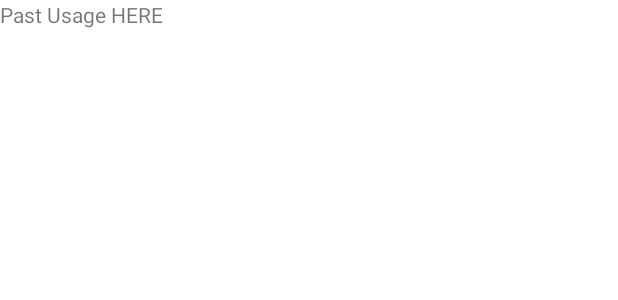
After one commit to jeff-ntl/V-sion, an Android app: the layout fragment_past_usage.xml on its own in the app's theme, with its tools: preview values and no code run, on a phone screen of 412 x 824 dp. The commit adds this screen. Shown: the top 300 px of the screen. Run offline under Robolectric (Android 15) with nearby library versions, the phone set to English and light mode, and no system bars.

```diff
--- /dev/null
+++ b/app/src/main/res/layout/fragment_past_usage.xml
@@ -0,0 +1,14 @@
+<?xml version="1.0" encoding="utf-8"?>
+<FrameLayout xmlns:android="http://schemas.android.com/apk/res/android"
+    xmlns:tools="http://schemas.android.com/tools"
+    android:layout_width="match_parent"
+    android:layout_height="match_parent"
+    tools:context=".fragments.PastUsageFragment">
+
+    <!-- TODO: Update blank fragment layout -->
+    <TextView
+        android:layout_width="match_parent"
+        android:layout_height="match_parent"
+        android:text="Past Usage HERE" />
+
+</FrameLayout>
```
Also changed, not shown: app/src/main/java/com/example/v_sion/MainActivity.kt (+38 -13 lines), app/src/main/java/com/example/v_sion/fragments/PastUsageFragment.kt (added, +33 -0 lines), app/src/main/res/menu/overflow_menu.xml (added, +14 -0 lines), app/src/main/res/navigation/nav_graph.xml (+10 -0 lines).
